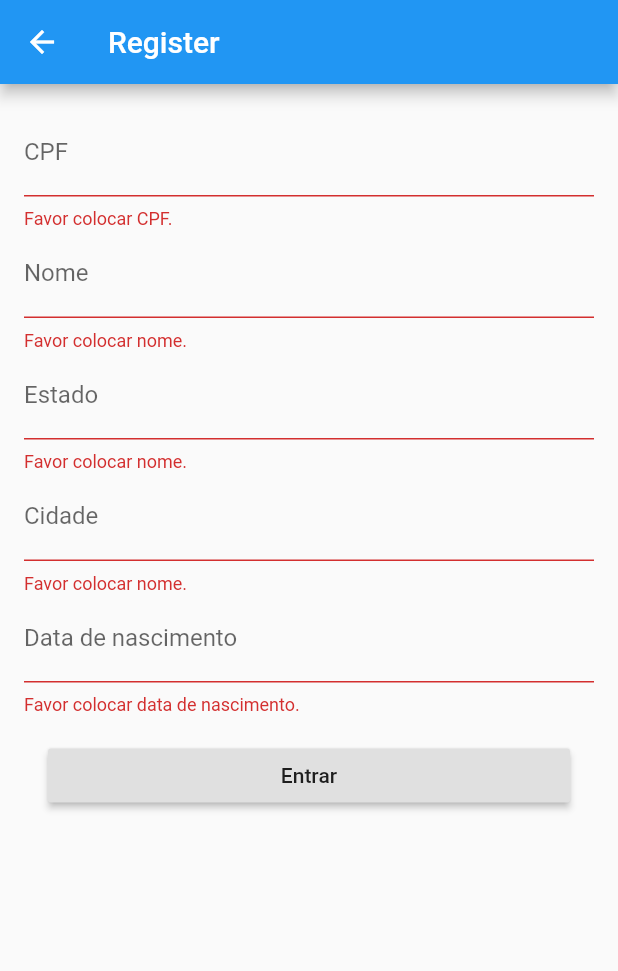
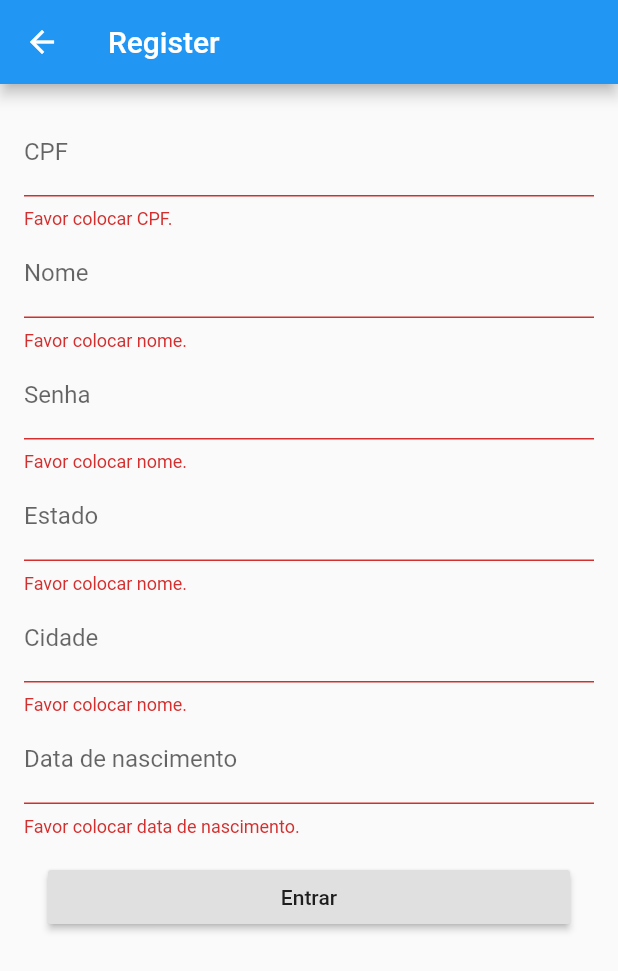
Before and after one commit to InfiniBrains/covid-app, a Flutter app: the Register screen opened by its route, after a tap on "Entrar", on a phone screen of 412 x 824 dp. Shown: the top 971 px of the screen. Run offline on Flutter 3.47's test engine with Material 2 defaults, Android fonts, the phone set to English and light mode, and no system bars; missing offline and left inert: cpfcnpj.

Commit message:
minor changes

```diff
--- a/lib/controllers/api.dart
+++ b/lib/controllers/api.dart
@@ -1,4 +1,3 @@
-import 'package:covidapp/models/user.dart';
 import 'package:http/http.dart' as http;
 
 import 'credentials.dart';
@@ -13,8 +12,9 @@ class Request{
     form["name"] = credentials.name;
     form["zip"] = credentials.zip;
 
-    var uri = "/users";
+    var uri = "http://localhost:1337/users";
     var res = await http.Client().post(Uri.encodeFull(uri), body: form);
+    print(res);
 
 
   }
--- a/lib/views/register.dart
+++ b/lib/views/register.dart
@@ -1,3 +1,5 @@
+import 'package:covidapp/controllers/api.dart';
+import 'package:covidapp/controllers/credentials.dart';
 import 'package:flutter/material.dart';
 import '../models/user.dart';
 import 'package:cpfcnpj/cpfcnpj.dart';
@@ -46,6 +48,15 @@ class _RegisterState extends State<Register> {
                             onSaved: (val) => setState(() => _user.name = val),
                           ),
                           TextFormField(
+                            decoration: InputDecoration(labelText: 'Senha'),
+                            validator: (value) {
+                              if (value.isEmpty) {
+                                return 'Favor colocar nome.';
+                              }
+                            },
+                            onSaved: (val) => setState(() => _user.password = val),
+                          ),
+                          TextFormField(
                             decoration: InputDecoration(labelText: 'Estado'),
                             validator: (value) {
                               if (value.isEmpty) {
@@ -80,6 +91,7 @@ class _RegisterState extends State<Register> {
                                   onPressed: () {
                                     final form = _registerKey.currentState;
                                     if (form.validate()) {
+                                      Request.register(RegisterCredentials(username: _user.cpf, password: _user.password, email: _user.email, name: _user.name, cpf: _user.cpf, zip: _user.city));
                                       form.save();
                                       _user.save();
                                       _showDialog(context);
```
